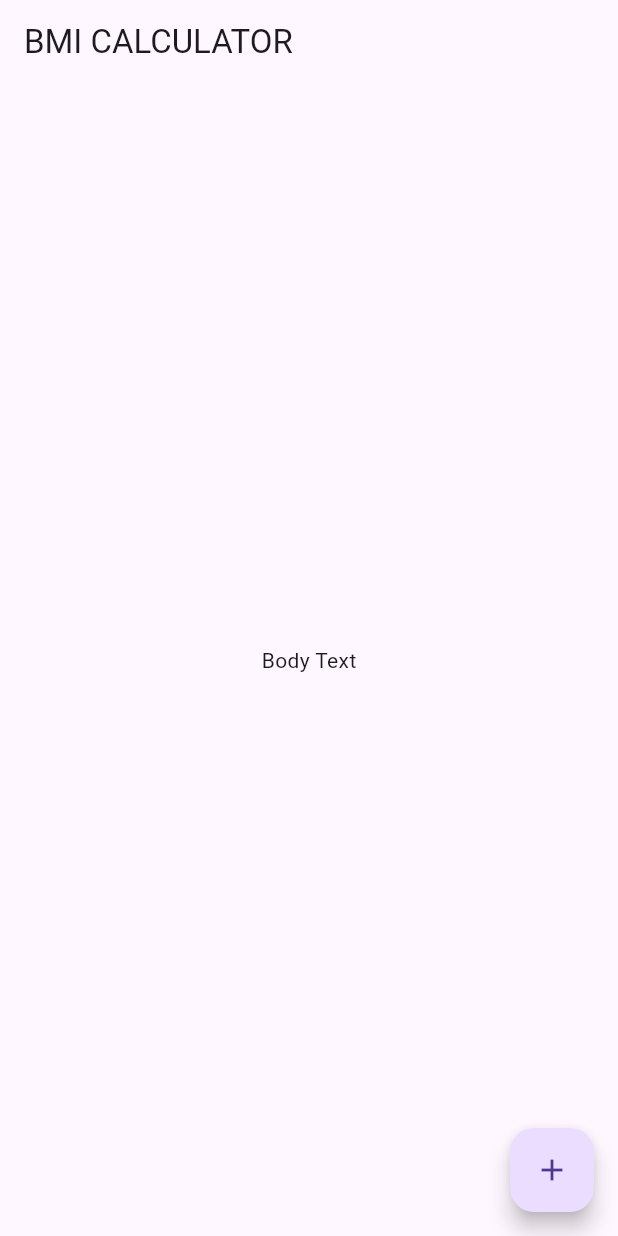
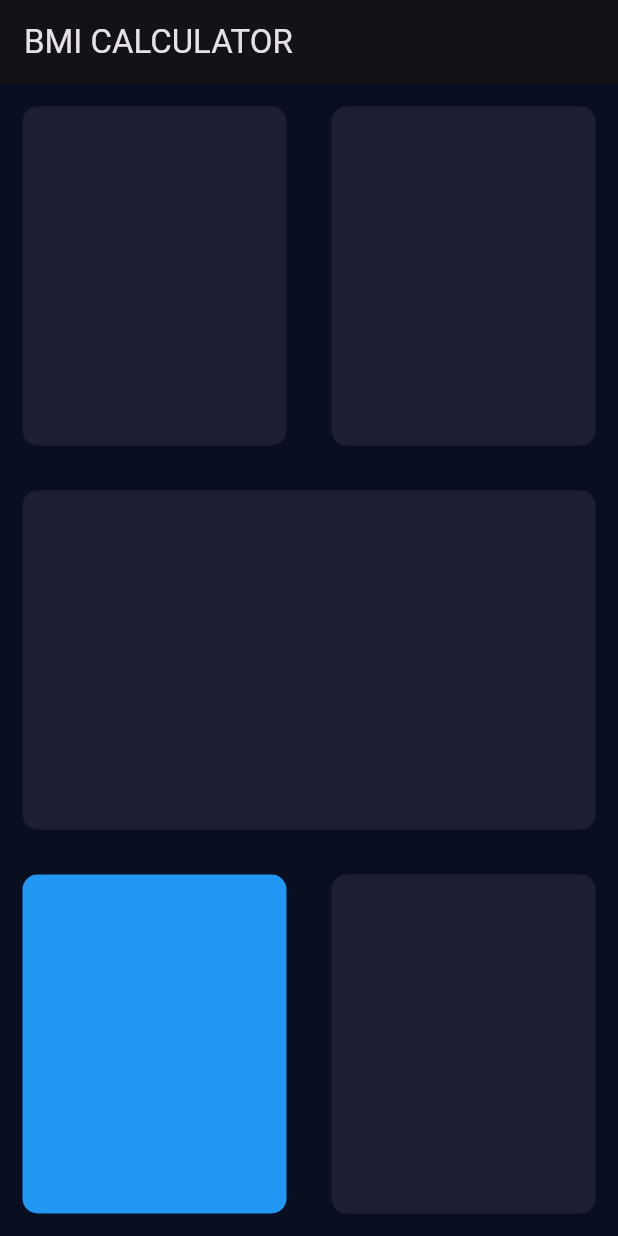
Before and after one commit to EdiBulb/bmi_calculator_flutter, a Flutter app: the screen it shows after launch, on a phone screen of 412 x 824 dp. Run offline on Flutter 3.47's test engine with Material 3 defaults, Android fonts, the phone set to English and light mode, and no system bars.

Commit message:
input_page.dart added,

```diff
--- /dev/null
+++ b/lib/input_page.dart
@@ -0,0 +1,82 @@
+import 'package:flutter/material.dart';
+// It's better to seperate class file with main file.
+
+class InputPage extends StatefulWidget {
+  @override
+  _InputPageState createState() => _InputPageState();
+}
+
+class _InputPageState extends State<InputPage> {
+  @override
+  Widget build(BuildContext context) {
+    return Scaffold(
+      appBar: AppBar(title: Text('BMI CALCULATOR')),
+      body: Column(
+        children: <Widget>[
+          Expanded(
+            child: Row(
+              children: <Widget>[
+                Expanded(
+                  child: ReusableCard(
+                    colour: Color(0xFF1D1E33),
+                  ),
+                ),
+                Expanded(
+                  child: ReusableCard(
+                    colour: Color(0xFF1D1E33),
+                  ),
+                ),
+              ],
+            ),
+          ),
+          Expanded(
+            child: ReusableCard(
+              colour: Color(0xFF1D1E33),
+            ),
+          ),
+          Expanded(
+            child: Row(
+              children: <Widget>[
+                Expanded(
+                  child: ReusableCard(
+                    colour: Colors.blue,
+                  ),
+                ),
+                Expanded(
+                  child: ReusableCard(
+                    colour: Color(0xFF1D1E33),
+                  ),
+                ),
+              ],
+            ),
+          ),
+        ],
+      ),
+    );
+  }
+}
+
+// CustomWidget: Reusable Card
+// Refactor -> Extract Widget: Refactoring widget, so no need to repeat codes.
+class ReusableCard extends StatelessWidget {
+  // const ReusableCard({super.key,}); // what is Key?: tracking but not used here so deleted.
+
+  // Constructor, to difine the color for each card: it will be used to... when you click card, it will change color.
+  ReusableCard({required this.colour});
+
+  final Color colour; // final makes this property 'immutable'
+
+  @override
+  Widget build(BuildContext context) {
+    return Container(
+      // How to use container?: container has only one child.
+      margin: EdgeInsets.all(15.0),
+      decoration: BoxDecoration(
+        // to style box.
+        borderRadius: BorderRadius.circular(10.0),
+        // make box rounded.
+        color: colour, // if BoxDecoration, need to put color inside.
+      ),
+    );
+  }
+}
--- a/lib/main.dart
+++ b/lib/main.dart
@@ -1,4 +1,5 @@
 import 'package:flutter/material.dart';
+import 'input_page.dart'; // import
 
 void main() => runApp(BMICalculator());
 
@@ -6,29 +7,14 @@ class BMICalculator extends StatelessWidget {
   @override
   Widget build(BuildContext context) {
     return MaterialApp(
-      home: InputPage(),
+      theme: ThemeData.dark().copyWith(
+        // dark() is default, and copyWith -> customizing.
+        primaryColor: Color(0xFF0A0E21),
+        // Customizing: 0xFF added, PrimaryColor
+        scaffoldBackgroundColor: Color(0xFF0A0E21),
+      ),
+      // first screen.
+      home: InputPage(), // import 'input_page.dart' to access InputPage()
     );
   }
 }
-
-class InputPage extends StatefulWidget {
-  @override
-  _InputPageState createState() => _InputPageState();
-}
-
-class _InputPageState extends State<InputPage> {
-  @override
-  Widget build(BuildContext context) {
-    return Scaffold(
-      appBar: AppBar(
-        title: Text('BMI CALCULATOR'),
-      ),
-      body: Center(
-        child: Text('Body Text'),
-      ),
-      floatingActionButton: FloatingActionButton(
-        child: Icon(Icons.add),
-      ),
-    );
-  }
-}
```
